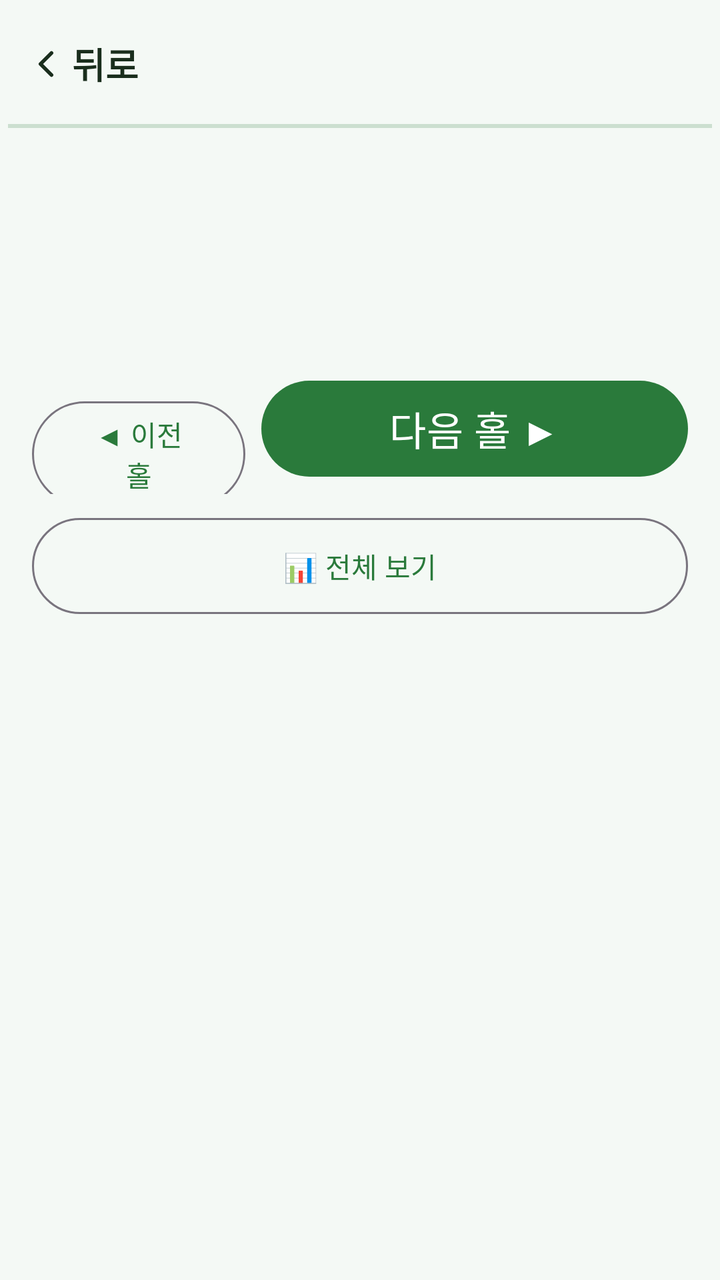
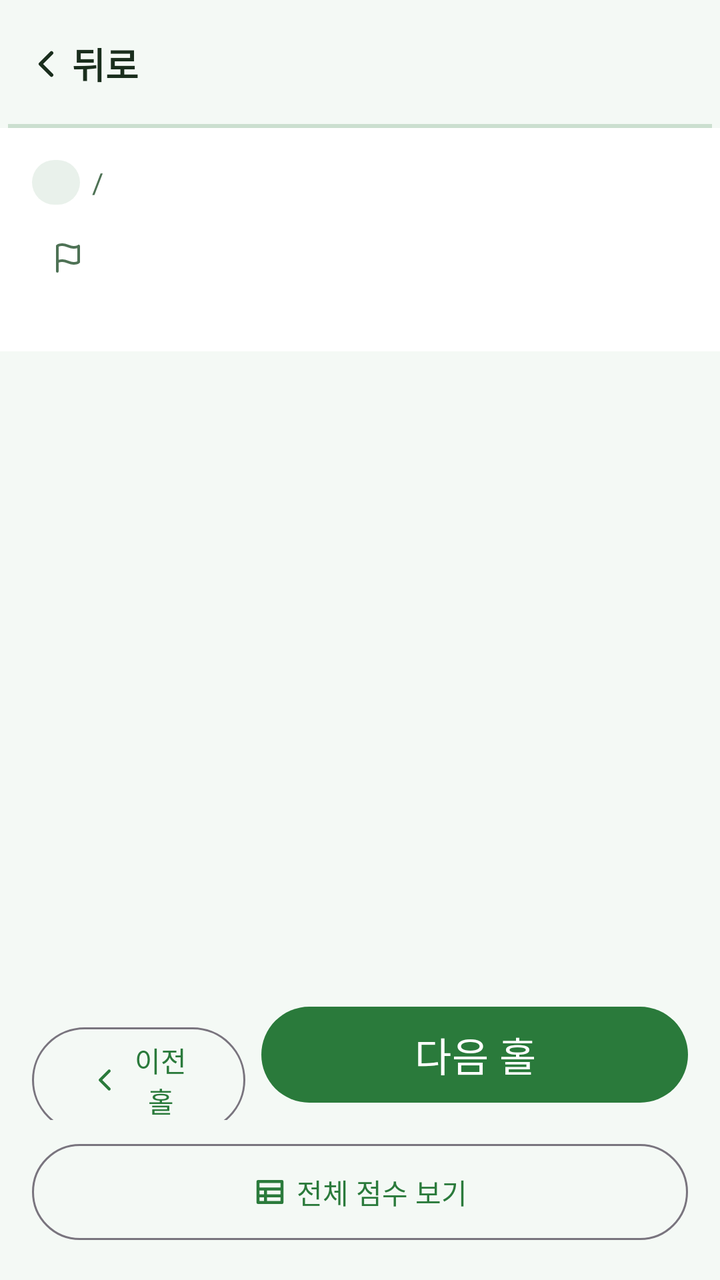

Two renders of the same Android screen: before a commit and after it. Below are the layout's source before the change and the commit's diff.
<!-- AndroidManifest.xml: application theme Theme.ParkGolf -->
<!-- res/layout/fragment_hole_input.xml -->
<?xml version="1.0" encoding="utf-8"?>
<LinearLayout xmlns:android="http://schemas.android.com/apk/res/android"
    android:layout_width="match_parent"
    android:layout_height="match_parent"
    android:orientation="vertical">

    <include android:id="@+id/topBar" layout="@layout/view_top_bar" />

    <ScrollView
        android:layout_width="match_parent"
        android:layout_height="0dp"
        android:layout_weight="1"
        android:fillViewport="true"
        android:padding="@dimen/screen_padding">

    <LinearLayout
        android:layout_width="match_parent"
        android:layout_height="wrap_content"
        android:orientation="vertical">

        <LinearLayout
            android:layout_width="match_parent"
            android:layout_height="wrap_content"
            android:orientation="horizontal">
            <TextView android:id="@+id/tvVenue"
                android:layout_width="0dp" android:layout_height="wrap_content"
                android:layout_weight="1" android:textColor="?attr/parkMutedForeground" />
            <TextView android:id="@+id/tvCumulative"
                android:layout_width="wrap_content" android:layout_height="wrap_content"
                android:textStyle="bold" />
        </LinearLayout>

        <TextView android:id="@+id/tvHole"
            android:layout_width="wrap_content" android:layout_height="wrap_content"
            android:textSize="@dimen/title_text" android:textStyle="bold"
            android:layout_marginTop="8dp" />
        <TextView android:id="@+id/tvPar"
            android:layout_width="wrap_content" android:layout_height="wrap_content"
            android:textColor="?attr/parkPrimary" android:textStyle="bold"
            android:layout_marginBottom="16dp" />

        <LinearLayout android:id="@+id/playerContainer"
            android:layout_width="match_parent" android:layout_height="wrap_content"
            android:orientation="vertical" />

        <LinearLayout
            android:layout_width="match_parent" android:layout_height="wrap_content"
            android:orientation="horizontal" android:layout_marginTop="12dp">
            <Button android:id="@+id/btnPrev"
                android:layout_width="0dp" android:layout_height="wrap_content"
                android:layout_weight="1" android:minHeight="@dimen/touch_min"
                android:text="@string/prev_hole"
                style="?attr/materialButtonOutlinedStyle" />
            <Button android:id="@+id/btnNext"
                android:layout_width="0dp" android:layout_height="wrap_content"
                android:layout_weight="2" android:minHeight="@dimen/touch_min"
                android:layout_marginStart="8dp"
                android:text="@string/next_hole" android:textSize="@dimen/button_text" />
        </LinearLayout>

        <Button android:id="@+id/btnGrid"
            style="?attr/materialButtonOutlinedStyle"
            android:layout_width="match_parent" android:layout_height="wrap_content"
            android:minHeight="@dimen/touch_min" android:layout_marginTop="8dp"
            android:text="@string/full_grid" />
    </LinearLayout>
</ScrollView>
</LinearLayout>
<!-- res/layout/view_top_bar.xml (included above) -->
<?xml version="1.0" encoding="utf-8"?>
<androidx.constraintlayout.widget.ConstraintLayout
    xmlns:android="http://schemas.android.com/apk/res/android"
    xmlns:app="http://schemas.android.com/apk/res-auto"
    android:layout_width="match_parent"
    android:layout_height="wrap_content"
    android:background="?attr/parkBackground"
    android:minHeight="64dp"
    android:paddingHorizontal="4dp">

    <LinearLayout
        android:id="@+id/btnBack"
        android:layout_width="wrap_content"
        android:layout_height="@dimen/touch_min"
        android:orientation="horizontal"
        android:gravity="center_vertical"
        android:paddingHorizontal="8dp"
        android:background="?attr/selectableItemBackground"
        android:clickable="true"
        android:focusable="true"
        android:contentDescription="@string/back"
        app:layout_constraintStart_toStartOf="parent"
        app:layout_constraintTop_toTopOf="parent"
        app:layout_constraintBottom_toBottomOf="parent">
        <ImageView
            android:layout_width="22dp" android:layout_height="22dp"
            android:src="@drawable/ic_chevron_left"
            android:importantForAccessibility="no" />
        <TextView
            android:layout_width="wrap_content" android:layout_height="wrap_content"
            android:layout_marginStart="2dp"
            android:text="@string/back"
            android:textColor="?attr/parkForeground"
            android:textSize="@dimen/body_text"
            android:textStyle="bold" />
    </LinearLayout>

    <TextView
        android:id="@+id/tvBarTitle"
        android:layout_width="0dp"
        android:layout_height="wrap_content"
        android:gravity="center"
        android:textSize="@dimen/body_text"
        android:textStyle="bold"
        android:textColor="?attr/parkForeground"
        android:maxLines="1"
        android:ellipsize="end"
        app:layout_constraintStart_toEndOf="@id/btnBack"
        app:layout_constraintEnd_toStartOf="@id/barSpacer"
        app:layout_constraintTop_toTopOf="parent"
        app:layout_constraintBottom_toBottomOf="parent" />

    <Space
        android:id="@+id/barSpacer"
        android:layout_width="72dp"
        android:layout_height="1dp"
        app:layout_constraintEnd_toEndOf="parent"
        app:layout_constraintTop_toTopOf="parent" />

    <View android:layout_width="0dp" android:layout_height="@dimen/border_width"
        android:background="?attr/parkBorder"
        app:layout_constraintStart_toStartOf="parent"
        app:layout_constraintEnd_toEndOf="parent"
        app:layout_constraintBottom_toBottomOf="parent" />
</androidx.constraintlayout.widget.ConstraintLayout>
<!-- resources referenced by this layout -->
<resources>
  <dimen name="body_text">18sp</dimen>
  <dimen name="border_width">2dp</dimen>
  <dimen name="button_text">20sp</dimen>
  <dimen name="screen_padding">16dp</dimen>
  <dimen name="title_text">24sp</dimen>
  <dimen name="touch_min">56dp</dimen>
  <!-- drawable ic_chevron_left (drawable) -->
  <vector xmlns:android="http://schemas.android.com/apk/res/android" android:width="24dp" android:height="24dp" android:viewportWidth="24" android:viewportHeight="24">
      <path android:strokeColor="?attr/parkForeground" android:strokeWidth="2" android:strokeLineCap="round" android:strokeLineJoin="round" android:pathData="M15,18 L9,12 L15,6" />
  </vector>
  <string name="back">뒤로</string>
  <string name="full_grid">📊 전체 보기</string>
  <string name="next_hole">다음 홀 ▶</string>
  <string name="prev_hole">◀ 이전 홀</string>
  <style name="Theme.ParkGolf" parent="Theme.ParkGolf.Green" />
  <style name="Theme.ParkGolf.Green" parent="Theme.ParkGolf.Base">
          <item name="colorPrimary">#2A7A3B</item>
          <item name="android:windowBackground">#F4F9F5</item>
          <item name="parkBackground">#F4F9F5</item>
          <item name="parkForeground">#1A2E1D</item>
          <item name="parkPrimary">#2A7A3B</item>
          <item name="parkPrimary10">#1A2A7A3B</item>
          <item name="parkSecondary">#E6F2E8</item>
          <item name="parkMuted">#EAF3EC</item>
          <item name="parkMutedForeground">#4E7255</item>
          <item name="parkAccent">#D2EBDA</item>
          <item name="parkAccentForeground">#1A3D21</item>
          <item name="parkBorder">#332A7A3B</item>
          <item name="parkInputBg">#EAF3EC</item>
      </style>
  <style name="Theme.ParkGolf.Base" parent="Theme.Material3.DayNight.NoActionBar">
          <item name="colorOnPrimary">@color/on_primary</item>
          <item name="android:textColorPrimary">?attr/parkForeground</item>
      </style>
  <color name="on_primary">#FFFFFF</color>
</resources>

<!-- the commit's change to res/layout/fragment_hole_input.xml (unified diff, before → after) -->
@@ -1,70 +1,82 @@
 <?xml version="1.0" encoding="utf-8"?>
 <LinearLayout xmlns:android="http://schemas.android.com/apk/res/android"
-    android:layout_width="match_parent"
-    android:layout_height="match_parent"
-    android:orientation="vertical">
+    xmlns:app="http://schemas.android.com/apk/res-auto"
+    android:layout_width="match_parent" android:layout_height="match_parent"
+    android:orientation="vertical" android:background="?attr/parkBackground">
 
     <include android:id="@+id/topBar" layout="@layout/view_top_bar" />
 
-    <ScrollView
-        android:layout_width="match_parent"
-        android:layout_height="0dp"
-        android:layout_weight="1"
-        android:fillViewport="true"
+    <LinearLayout android:layout_width="match_parent" android:layout_height="wrap_content"
+        android:orientation="vertical" android:background="@color/card"
         android:padding="@dimen/screen_padding">
-
-    <LinearLayout
-        android:layout_width="match_parent"
-        android:layout_height="wrap_content"
-        android:orientation="vertical">
-
-        <LinearLayout
-            android:layout_width="match_parent"
-            android:layout_height="wrap_content"
-            android:orientation="horizontal">
-            <TextView android:id="@+id/tvVenue"
-                android:layout_width="0dp" android:layout_height="wrap_content"
-                android:layout_weight="1" android:textColor="?attr/parkMutedForeground" />
-            <TextView android:id="@+id/tvCumulative"
+        <LinearLayout android:layout_width="wrap_content" android:layout_height="wrap_content"
+            android:orientation="horizontal" android:gravity="center_vertical">
+            <TextView android:id="@+id/tvVenueChip"
                 android:layout_width="wrap_content" android:layout_height="wrap_content"
-                android:textStyle="bold" />
+                android:background="@drawable/bg_pill_primary" android:paddingHorizontal="12dp"
+                android:paddingVertical="3dp" android:textColor="?attr/parkPrimary"
+                android:textStyle="bold" android:textSize="12sp" />
+            <TextView android:layout_width="wrap_content" android:layout_height="wrap_content"
+                android:text="/" android:layout_marginHorizontal="6dp"
+                android:textColor="?attr/parkMutedForeground" />
+            <TextView android:id="@+id/tvCourse"
+                android:layout_width="wrap_content" android:layout_height="wrap_content"
+                android:textColor="?attr/parkForeground" android:textStyle="bold" android:textSize="12sp" />
         </LinearLayout>
 
-        <TextView android:id="@+id/tvHole"
-            android:layout_width="wrap_content" android:layout_height="wrap_content"
-            android:textSize="@dimen/title_text" android:textStyle="bold"
-            android:layout_marginTop="8dp" />
-        <TextView android:id="@+id/tvPar"
-            android:layout_width="wrap_content" android:layout_height="wrap_content"
-            android:textColor="?attr/parkPrimary" android:textStyle="bold"
-            android:layout_marginBottom="16dp" />
+        <LinearLayout android:layout_width="match_parent" android:layout_height="wrap_content"
+            android:orientation="horizontal" android:gravity="center_vertical"
+            android:layout_marginTop="8dp">
+            <TextView android:id="@+id/tvHole"
+                android:layout_width="wrap_content" android:layout_height="wrap_content"
+                android:textSize="28sp" android:textStyle="bold" android:textColor="?attr/parkForeground" />
+            <ImageView android:layout_width="16dp" android:layout_height="16dp"
+                android:layout_marginStart="10dp" android:src="@drawable/ic_flag"
+                app:tint="?attr/parkMutedForeground" android:importantForAccessibility="no" />
+            <TextView android:id="@+id/tvPar"
+                android:layout_width="wrap_content" android:layout_height="wrap_content"
+                android:layout_marginStart="4dp" android:textColor="?attr/parkMutedForeground"
+                android:textStyle="bold" />
+            <View android:layout_width="0dp" android:layout_height="1dp" android:layout_weight="1" />
+            <TextView android:id="@+id/tvHoleCounter"
+                android:layout_width="wrap_content" android:layout_height="wrap_content"
+                android:textColor="?attr/parkMutedForeground" android:textStyle="bold" />
+        </LinearLayout>
 
+        <HorizontalScrollView android:layout_width="match_parent" android:layout_height="wrap_content"
+            android:layout_marginTop="12dp" android:scrollbars="none">
+            <LinearLayout android:id="@+id/dotsContainer"
+                android:layout_width="wrap_content" android:layout_height="wrap_content"
+                android:orientation="horizontal" android:gravity="center_vertical" />
+        </HorizontalScrollView>
+    </LinearLayout>
+
+    <ScrollView android:layout_width="match_parent" android:layout_height="0dp"
+        android:layout_weight="1" android:fillViewport="true" android:padding="@dimen/screen_padding">
         <LinearLayout android:id="@+id/playerContainer"
             android:layout_width="match_parent" android:layout_height="wrap_content"
             android:orientation="vertical" />
+    </ScrollView>
 
-        <LinearLayout
-            android:layout_width="match_parent" android:layout_height="wrap_content"
-            android:orientation="horizontal" android:layout_marginTop="12dp">
-            <Button android:id="@+id/btnPrev"
-                android:layout_width="0dp" android:layout_height="wrap_content"
-                android:layout_weight="1" android:minHeight="@dimen/touch_min"
-                android:text="@string/prev_hole"
-                style="?attr/materialButtonOutlinedStyle" />
+    <LinearLayout android:layout_width="match_parent" android:layout_height="wrap_content"
+        android:orientation="vertical" android:padding="@dimen/screen_padding"
+        android:background="?attr/parkBackground">
+        <LinearLayout android:layout_width="match_parent" android:layout_height="wrap_content"
+            android:orientation="horizontal">
+            <Button android:id="@+id/btnPrev" style="?attr/materialButtonOutlinedStyle"
+                android:layout_width="0dp" android:layout_height="wrap_content" android:layout_weight="1"
+                android:minHeight="@dimen/touch_min" android:text="@string/prev_hole_plain"
+                app:icon="@drawable/ic_chevron_left" app:iconGravity="textStart" />
             <Button android:id="@+id/btnNext"
-                android:layout_width="0dp" android:layout_height="wrap_content"
-                android:layout_weight="2" android:minHeight="@dimen/touch_min"
-                android:layout_marginStart="8dp"
-                android:text="@string/next_hole" android:textSize="@dimen/button_text" />
+                android:layout_width="0dp" android:layout_height="wrap_content" android:layout_weight="2"
+                android:layout_marginStart="8dp" android:minHeight="@dimen/touch_min"
+                android:text="@string/next_hole_plain" android:textSize="@dimen/button_text" />
         </LinearLayout>
-
-        <Button android:id="@+id/btnGrid"
-            style="?attr/materialButtonOutlinedStyle"
+        <Button android:id="@+id/btnGrid" style="?attr/materialButtonOutlinedStyle"
             android:layout_width="match_parent" android:layout_height="wrap_content"
             android:minHeight="@dimen/touch_min" android:layout_marginTop="8dp"
-            android:text="@string/full_grid" />
+            android:text="@string/view_full_scores" app:icon="@drawable/ic_table" app:iconGravity="textStart" />
     </LinearLayout>
-</ScrollView>
 </LinearLayout>
 <!-- res/layout/view_top_bar.xml (included above) -->
 <?xml version="1.0" encoding="utf-8"?>
<!-- resource entries referenced after the edit -->
@@ -1,20 +1,35 @@
 <!-- resources referenced by this layout -->
 <resources>
+  <color name="card">#FFFFFF</color>
   <dimen name="body_text">18sp</dimen>
   <dimen name="border_width">2dp</dimen>
   <dimen name="button_text">20sp</dimen>
   <dimen name="screen_padding">16dp</dimen>
-  <dimen name="title_text">24sp</dimen>
   <dimen name="touch_min">56dp</dimen>
+  <!-- drawable bg_pill_primary (drawable) -->
+  <?xml version="1.0" encoding="utf-8"?>
+  <shape xmlns:android="http://schemas.android.com/apk/res/android" android:shape="rectangle">
+      <solid android:color="?attr/parkPrimary10" />
+      <corners android:radius="@dimen/radius_pill" />
+  </shape>
   <!-- drawable ic_chevron_left (drawable) -->
   <vector xmlns:android="http://schemas.android.com/apk/res/android" android:width="24dp" android:height="24dp" android:viewportWidth="24" android:viewportHeight="24">
       <path android:strokeColor="?attr/parkForeground" android:strokeWidth="2" android:strokeLineCap="round" android:strokeLineJoin="round" android:pathData="M15,18 L9,12 L15,6" />
   </vector>
+  <!-- drawable ic_flag (drawable) -->
+  <vector xmlns:android="http://schemas.android.com/apk/res/android" android:width="24dp" android:height="24dp" android:viewportWidth="24" android:viewportHeight="24">
+      <path android:strokeColor="?attr/parkForeground" android:strokeWidth="2" android:strokeLineCap="round" android:strokeLineJoin="round" android:pathData="M4,15 C4,15 5,14 8,14 C11,14 13,16 16,16 C19,16 20,15 20,15 L20,3 C20,3 19,4 16,4 C13,4 11,2 8,2 C5,2 4,3 4,3 Z M4,22 L4,15" />
+  </vector>
+  <!-- drawable ic_table (drawable) -->
+  <vector xmlns:android="http://schemas.android.com/apk/res/android" android:width="24dp" android:height="24dp" android:viewportWidth="24" android:viewportHeight="24">
+      <path android:strokeColor="?attr/parkMutedForeground" android:strokeWidth="2" android:strokeLineCap="round" android:strokeLineJoin="round" android:pathData="M4,5 L20,5 L20,19 L4,19 Z M4,10 L20,10 M4,14.5 L20,14.5 M9,10 L9,19" />
+  </vector>
   <string name="back">뒤로</string>
-  <string name="full_grid">📊 전체 보기</string>
-  <string name="next_hole">다음 홀 ▶</string>
-  <string name="prev_hole">◀ 이전 홀</string>
+  <string name="next_hole_plain">다음 홀</string>
+  <string name="prev_hole_plain">이전 홀</string>
+  <string name="view_full_scores">전체 점수 보기</string>
   <style name="Theme.ParkGolf" parent="Theme.ParkGolf.Green" />
+  <dimen name="radius_pill">999dp</dimen>
   <style name="Theme.ParkGolf.Green" parent="Theme.ParkGolf.Base">
           <item name="colorPrimary">#2A7A3B</item>
           <item name="android:windowBackground">#F4F9F5</item>
